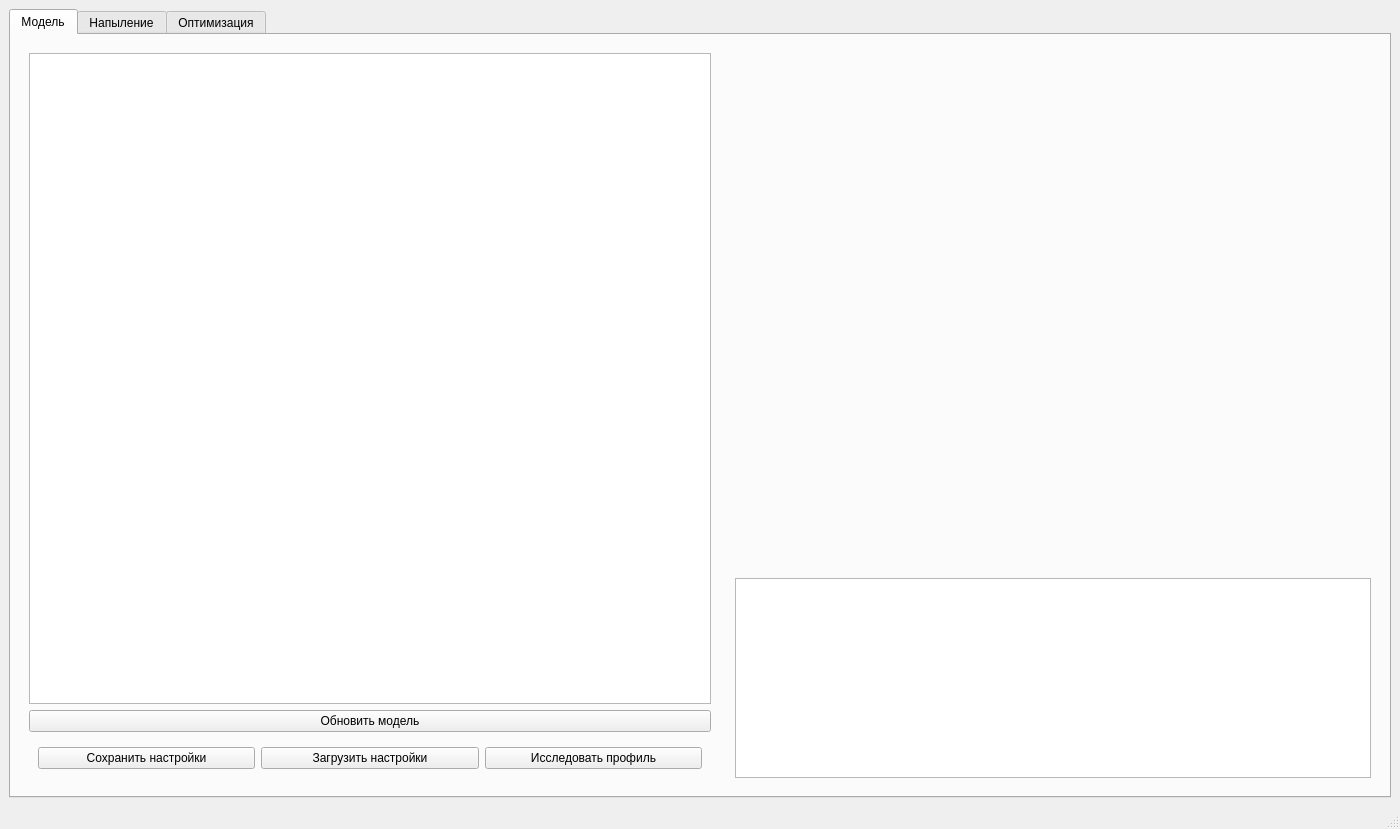
First picture: the form in gui.ui, repository MarchiyGV/RotationAndDeposition, before the edit.
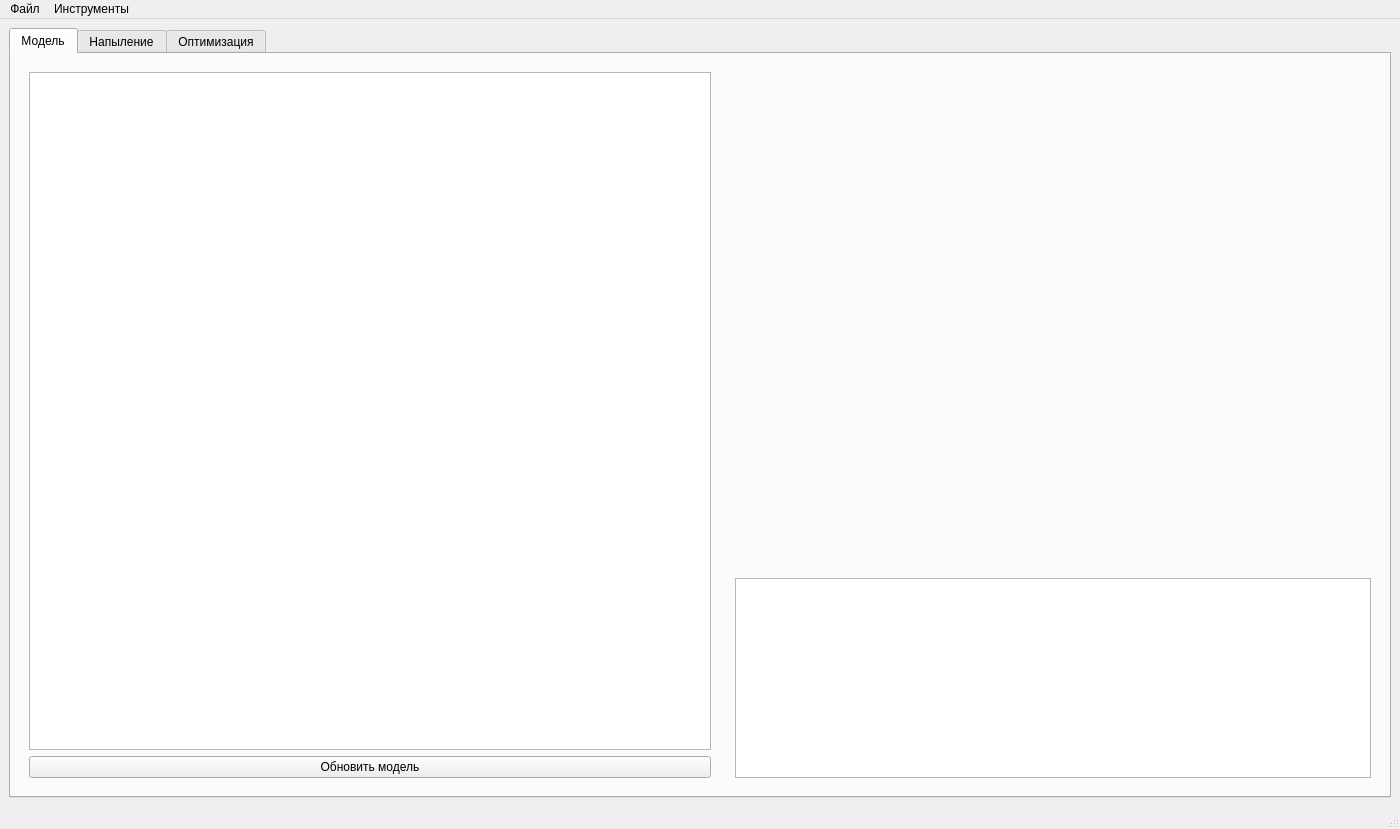
Second picture: the form after the edit. Icons and pictures are not drawn. Custom widgets are drawn as their Qt base class.

Commit message: now open\save settings and profile_info buttons in menu bar. frame of substrate on deposition plot was removed

What changed in the file:
```diff
--- a/gui.ui
+++ b/gui.ui
@@ -118,39 +118,6 @@
              </property>
             </widget>
            </item>
-           <item>
-            <widget class="QWidget" name="widget_13" native="true">
-             <property name="minimumSize">
-              <size>
-               <width>0</width>
-               <height>0</height>
-              </size>
-             </property>
-             <layout class="QGridLayout" name="gridLayout_3">
-              <item row="0" column="0">
-               <widget class="QPushButton" name="save_settings_Button">
-                <property name="text">
-                 <string>Сохранить настройки</string>
-                </property>
-               </widget>
-              </item>
-              <item row="0" column="1">
-               <widget class="QPushButton" name="open_settings_Button">
-                <property name="text">
-                 <string>Загрузить настройки</string>
-                </property>
-               </widget>
-              </item>
-              <item row="0" column="2">
-               <widget class="QPushButton" name="profile_Button">
-                <property name="text">
-                 <string>Исследовать профиль</string>
-                </property>
-               </widget>
-              </item>
-             </layout>
-            </widget>
-           </item>
           </layout>
          </widget>
         </item>
@@ -903,6 +870,21 @@
      <height>31</height>
     </rect>
    </property>
+   <widget class="QMenu" name="menu">
+    <property name="title">
+     <string>Файл</string>
+    </property>
+    <addaction name="save_settings_Button"/>
+    <addaction name="open_settings_Button"/>
+   </widget>
+   <widget class="QMenu" name="menu_2">
+    <property name="title">
+     <string>Инструменты</string>
+    </property>
+    <addaction name="profile_Button"/>
+   </widget>
+   <addaction name="menu"/>
+   <addaction name="menu_2"/>
   </widget>
   <widget class="QStatusBar" name="statusbar">
    <property name="enabled">
```
Left out of the diff: 17 changed lines with no effect on the pictures. The commit also changes 3 other files.
